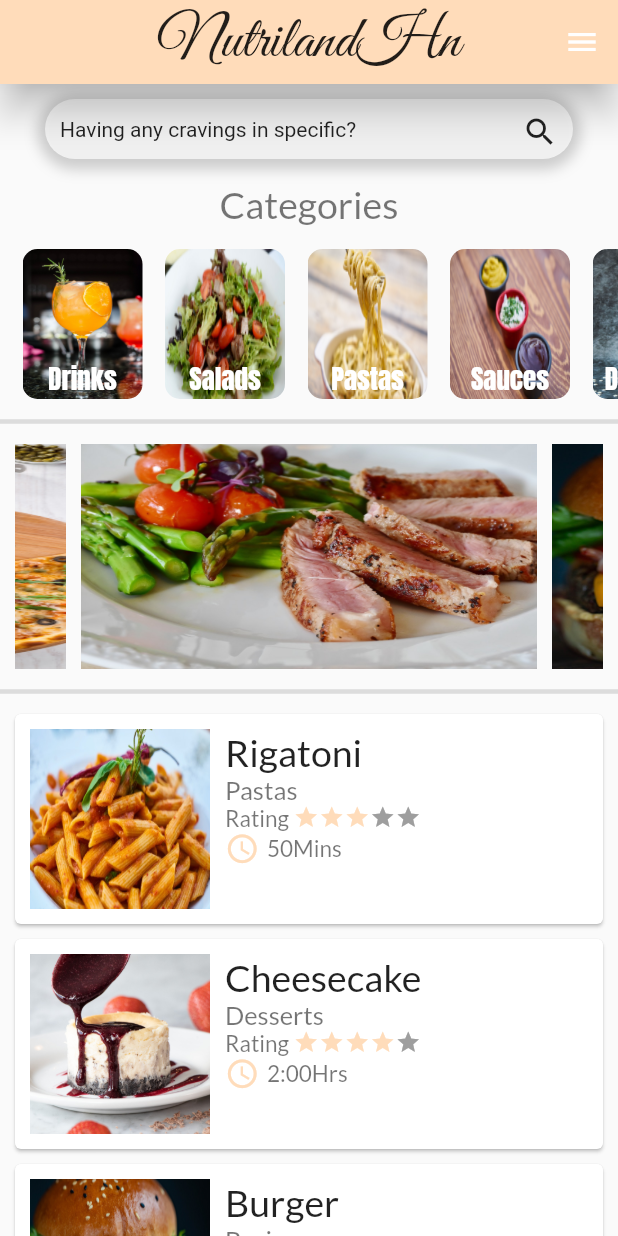
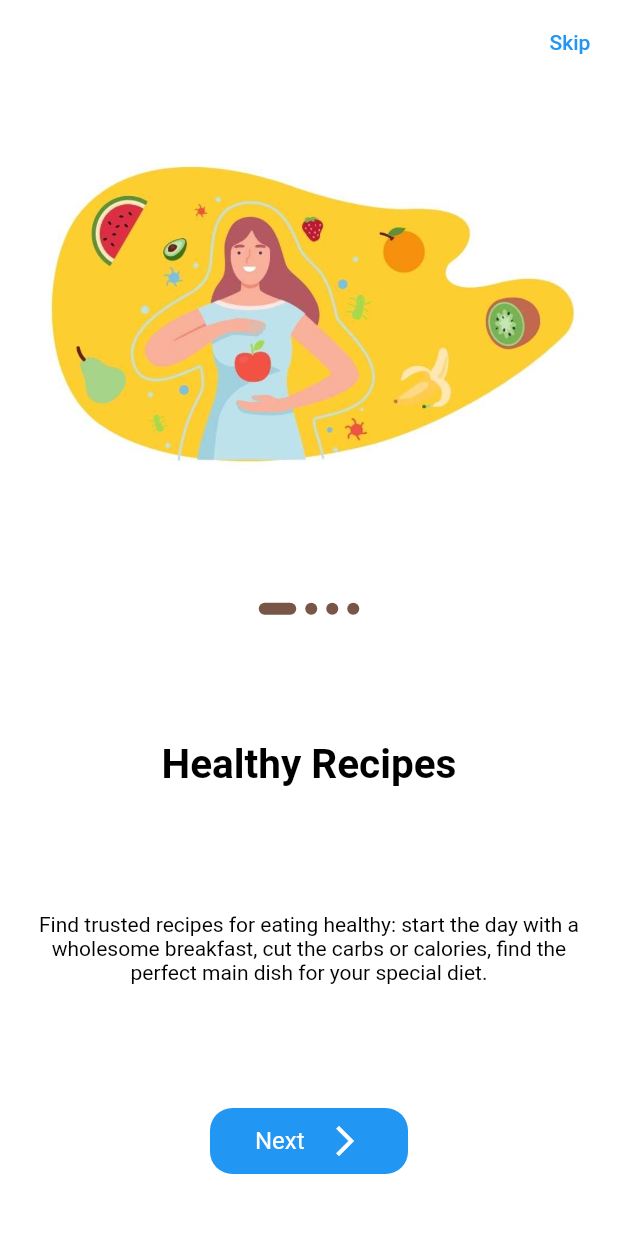
Before and after one commit to Carlosh2706/nutriland_prototype, a Flutter app: the screen it shows after launch, on a phone screen of 412 x 824 dp. Run offline on Flutter 3.47's test engine with Material 2 defaults, Android fonts, the phone set to English and light mode, and no system bars; drawn by our look-alikes of carousel_slider, flutter_rating_bar; our stand-ins replace fluttertoast, font_awesome_flutter, shared_preferences.

Commit message:
Added final changes to the prototype, onboard was designed and removed button from calculator plus added functionalities.

```diff
--- a/lib/home_screen.dart
+++ b/lib/home_screen.dart
@@ -26,50 +26,50 @@ class HomeScreen extends StatelessWidget {
   Widget build(BuildContext context) {
 
     return Scaffold(
+      backgroundColor: Colors.grey[200],
       endDrawer: NavigationDrawerWidget(),
       appBar: AppBar(
         centerTitle: true,
-        title: GestureDetector(
-          onTap: () {Navigator.of(context).push(MaterialPageRoute(builder: (context) => HomeScreen()));},
-          child: Text('NutrilandHn', style: TextStyle(
+        title: Text('NutrilandHn', style: TextStyle(
             color: Colors.black87,
             fontFamily: 'GreatVibes',
             fontSize: 40,
         ),),
-        ),
         backgroundColor: const Color.fromRGBO(255, 220, 186, 1),
         elevation: 10,
       ),
       body: SingleChildScrollView(
         child: Column(
               children: [
-                SizedBox(
-                  height: 10,
+                Container(
+                    width: MediaQuery.of(context).size.width,
+                    height: 100,
+                    alignment: Alignment.bottomCenter,
+                    decoration: BoxDecoration(
+                        image: DecorationImage(
+                          image: AssetImage("assets/toast.jpg",
                           ),
-                Center(
+                          fit: BoxFit.cover,
+                        )
+                    ),
+                    child: Center(
                       child: Container(
-                    width: MediaQuery.of(context).size.width - 60,
+                        width: MediaQuery.of(context).size.width - 30,
                         height: 40,
                         decoration: BoxDecoration(
-                        borderRadius: BorderRadius.circular(32),
-                        color: Colors.white70,
-                        boxShadow: [
-                          BoxShadow(
-                            color: Colors.grey.withOpacity(0.5), //color of shadow
-                            spreadRadius: 5,
-                            blurRadius: 7,
-                            offset: Offset(0, 2),
+                            borderRadius: BorderRadius.circular(5),
+                            color: Colors.white,
                             ),
-                        ]),
                         child: Padding(
                           padding: const EdgeInsets.all(10.0),
                           child: Row(
-                        mainAxisAlignment: MainAxisAlignment.spaceBetween,
-                        children: [
-                          Text("Having any cravings in specific?"),
-                          Container(width: 50),
+                            // mainAxisAlignment: MainAxisAlignment.spaceBetween,
+                            children: const [
                               Icon(Icons.search),
+                              SizedBox(width: 10,),
+                              Text("Search a recipe here"),
                             ],
+                          ),
                         ),
                       ),
                     ),
@@ -97,7 +97,7 @@ class HomeScreen extends StatelessWidget {
                             alignment: Alignment.bottomCenter,
                             margin: EdgeInsets.only(left: 15),
                             decoration: BoxDecoration(
-                                borderRadius: BorderRadius.circular(10),
+                                borderRadius: BorderRadius.circular(4),
                               image: DecorationImage(
                                 image: AssetImage(categories[index]['imagePath'],
                               ),
@@ -124,9 +124,9 @@ class HomeScreen extends StatelessWidget {
                   thickness: 3,
                 ),
                 Padding(
-                    padding: EdgeInsets.all(10),
+                    padding: EdgeInsets.all(5),
                   child: CarouselSlider(
-                    options: CarouselOptions(height: 150.0, autoPlay: true),
+                    options: CarouselOptions(height: 160.0, autoPlay: true),
                     items: [
                       'assets/steak.jpg',
                       'assets/burger.jpg',
--- a/lib/main.dart
+++ b/lib/main.dart
@@ -1,13 +1,28 @@
 import 'package:flutter/material.dart';
-
+import 'package:nutriland_prototype/onboard.dart';
+import 'package:flutter/services.dart';
+import 'package:shared_preferences/shared_preferences.dart';
 import 'home_screen.dart';
 
-void main() {
-  runApp(const MyApp());
+int? isViewed;
+
+void main() async {
+  SystemChrome.setSystemUIOverlayStyle(
+      const SystemUiOverlayStyle(statusBarColor: Colors.transparent));
+  WidgetsFlutterBinding.ensureInitialized();
+
+  final prefs = await SharedPreferences.getInstance();
+  final showHome = prefs.getBool('showHome') ?? false;
+
+  runApp(MyApp(showHome: showHome));
 }
 
 class MyApp extends StatelessWidget {
-  const MyApp({Key? key}) : super(key: key);
+  final bool showHome;
+  const MyApp({
+    Key? key,
+    required this.showHome,
+  }) : super(key: key);
 
   @override
   Widget build(BuildContext context) {
@@ -17,7 +32,7 @@ class MyApp extends StatelessWidget {
         primarySwatch: Colors.blue,
       ),
       debugShowCheckedModeBanner: false,
-      home: HomeScreen(),
+      home: showHome ? HomeScreen() : OnBoard(),
     );
   }
 }
--- a/lib/navigation_drawer_widget.dart
+++ b/lib/navigation_drawer_widget.dart
@@ -74,6 +74,9 @@ class NavigationDrawerWidget extends StatelessWidget {
               icon: Icons.note,
               onClicked: () => selectedItem(context, 1),
             ),
+            Divider(
+              color: Colors.black87,
+            ),
           ],
         ),
       ),
@@ -100,7 +103,7 @@ class NavigationDrawerWidget extends StatelessWidget {
     );
   }
 
-  void selectedItem(BuildContext context, int index) {
+  void selectedItem(BuildContext context, int index) async{
     Navigator.of(context).pop();
 
     switch (index) {
--- a/lib/not_available_page.dart
+++ b/lib/not_available_page.dart
@@ -9,6 +9,7 @@ class NotAvailablePage extends StatelessWidget {
   @override
   Widget build(BuildContext context) {
     return Scaffold(
+      backgroundColor: Colors.grey[200],
       endDrawer: NavigationDrawerWidget(),
       appBar: AppBar(
         centerTitle: true,
--- /dev/null
+++ b/lib/onboard.dart
@@ -0,0 +1,153 @@
+import 'package:flutter/material.dart';
+import 'package:nutriland_prototype/home_screen.dart';
+import 'package:shared_preferences/shared_preferences.dart';
+import 'onboard_model.dart';
+
+// ignore_for_file: prefer_const_constructors
+// ignore_for_file: use_key_in_widget_constructors, must_be_immutable
+
+class OnBoard extends StatefulWidget {
+  const OnBoard({Key? key}) : super(key: key);
+
+  @override
+  _OnBoardState createState() => _OnBoardState();
+}
+
+class _OnBoardState extends State<OnBoard> {
+  int currentIndex = 0;
+  late PageController _pageController;
+
+  @override
+  void initState() {
+    _pageController = PageController(initialPage: 0);
+    super.initState();
+  }
+
+  @override
+  void dispose() {
+    _pageController.dispose();
+    super.dispose();
+  }
+
+  @override
+  Widget build(BuildContext context) {
+    return Scaffold(
+      backgroundColor: Colors.white,
+      appBar: AppBar(
+        backgroundColor: Colors.white,
+        elevation: 0,
+        actions: [
+          TextButton(
+              onPressed: () async {
+                final prefs = await SharedPreferences.getInstance();
+                prefs.setBool('showHome', true);
+                Navigator.pushReplacement(context,
+                    MaterialPageRoute(builder: (context) => HomeScreen()));
+              },
+              child: const Text("Skip"))
+        ],
+      ),
+      body: Padding(
+        padding: EdgeInsets.symmetric(horizontal: 20.0),
+        child: PageView.builder(
+          itemCount: screens.length,
+          controller: _pageController,
+          // physics: NeverScrollableScrollPhysics(),
+          onPageChanged: (int index) {
+            setState(() {
+              currentIndex = index;
+            });
+          },
+          itemBuilder: (context, index) {
+            return Column(
+              mainAxisAlignment: MainAxisAlignment.spaceAround,
+              crossAxisAlignment: CrossAxisAlignment.center,
+              children: [
+                Image.asset(screens[index].img),
+                Container(
+                  height: 10.0,
+                  child: ListView.builder(
+                      itemCount: screens.length,
+                      shrinkWrap: true,
+                      scrollDirection: Axis.horizontal,
+                      itemBuilder: (_, index) {
+                        return Row(
+                          mainAxisAlignment: MainAxisAlignment.center,
+                          children: [
+                            Container(
+                              margin: EdgeInsets.symmetric(horizontal: 3.0),
+                              width: currentIndex == index ? 25.0 : 8.0,
+                              height: 8,
+                              decoration: BoxDecoration(
+                                color: Colors.brown,
+                                borderRadius: BorderRadius.circular(10),
+                              ),
+                            )
+                          ],
+                        );
+                      }),
+                ),
+                Text(
+                  screens[index].text,
+                  textAlign: TextAlign.center,
+                  style: TextStyle(
+                    fontSize: 27.0,
+                    fontWeight: FontWeight.bold,
+                    color: Colors.black,
+                  ),
+                ),
+                Text(
+                  screens[index].desc,
+                  textAlign: TextAlign.center,
+                  style: TextStyle(
+                    fontSize: 14.0,
+                    color: Colors.black,
+                  ),
+                ),
+                InkWell(
+                  onTap: () async {
+                    if (index == screens.length - 1) {
+                      final prefs = await SharedPreferences.getInstance();
+                      prefs.setBool('showHome', true);
+                      Navigator.pushReplacement(
+                          context,
+                          MaterialPageRoute(
+                              builder: (context) => HomeScreen()));
+                    }
+
+                    _pageController.nextPage(
+                        duration: Duration(microseconds: 300),
+                        curve: Curves.bounceIn);
+                  },
+                  child: Container(
+                    padding:
+                        EdgeInsets.symmetric(horizontal: 30.0, vertical: 10.0),
+                    decoration: BoxDecoration(
+                        color: Colors.blue,
+                        borderRadius: BorderRadius.circular(15.0)),
+                    child: Row(
+                      mainAxisSize: MainAxisSize.min,
+                      children: const [
+                        Text(
+                          "Next",
+                          style: TextStyle(fontSize: 16.0, color: Colors.white),
+                        ),
+                        SizedBox(
+                          width: 15.0,
+                        ),
+                        Icon(
+                          Icons.arrow_forward_ios,
+                          color: Colors.white,
+                        )
+                      ],
+                    ),
+                  ),
+                )
+              ],
+            );
+          },
+        ),
+      ),
+    );
+  }
+}
--- /dev/null
+++ b/lib/onboard_model.dart
@@ -0,0 +1,48 @@
+import 'package:flutter/material.dart';
+
+class OnboardModel {
+  String img;
+  String text;
+  String desc;
+  Color bg;
+  Color button;
+
+  OnboardModel({
+    required this.img,
+    required this.text,
+    required this.desc,
+    required this.bg,
+    required this.button,
+  });
+}
+
+List<OnboardModel> screens = <OnboardModel>[
+  OnboardModel(
+    img: 'assets/onboard1.jpg',
+    text: "Healthy Recipes",
+    desc: "Find trusted recipes for eating healthy: start the day with a wholesome breakfast, cut the carbs or calories, find the perfect main dish for your special diet.",
+    bg: Colors.white,
+    button: const Color(0XFF4756DF),
+  ),
+  OnboardModel(
+    img: 'assets/onboard2.jpg',
+    text: "Easy to follow",
+    desc: "Clear steps for anyone to follow and enjoy the experience of trying new recipes!",
+    bg: Colors.white,
+    button: const Color(0XFF4756DF),
+  ),
+  OnboardModel(
+    img: 'assets/onboard3.jpg',
+    text: "Measurements conversions",
+    desc: "We have a special calculator to help you convert cooking measurements and make your experience easier!",
+    bg: Colors.white,
+    button: const Color(0XFF4756DF),
+  ),
+  OnboardModel(
+    img: 'assets/onboard4.jpg',
+    text: "Enjoy with everyone",
+    desc: "With our automatically calculated ingredients, you can adjust the amount of servings you need so you can prepare any recipe for any amount of people!",
+    bg: Colors.white,
+    button: const Color(0XFF4756DF),
+  )
+];
--- a/pubspec.yaml
+++ b/pubspec.yaml
@@ -37,6 +37,8 @@ dependencies:
   carousel_slider: ^4.0.0
   flutter_rating_bar: ^4.0.0
   font_awesome_flutter: ^9.2.0
+  shared_preferences: ^2.0.13
+  fluttertoast: ^8.0.9
 
 dev_dependencies:
   flutter_test:
@@ -79,6 +81,10 @@ flutter:
     - assets/macandcheese.jpg
     - assets/toast.jpg
     - assets/wings.jpg
+    - assets/onboard1.jpg
+    - assets/onboard2.jpg
+    - assets/onboard3.jpg
+    - assets/onboard4.jpg
 
   # An image asset can refer to one or more resolution-specific "variants", see
   # https://flutter.dev/assets-and-images/#resolution-aware.
```
Also changed, not shown: lib/calculator.dart (+11 -35 lines), lib/lasagna_recipe.dart (+115 -41 lines), lib/pasta_categorie.dart (+16 -21 lines), assets/onboard1.jpg (added), assets/onboard2.jpg (added), assets/onboard3.jpg (added), assets/onboard4.jpg (added), pubspec.lock, 2 other files. Lines whose indentation alone changed are shown as unchanged.
